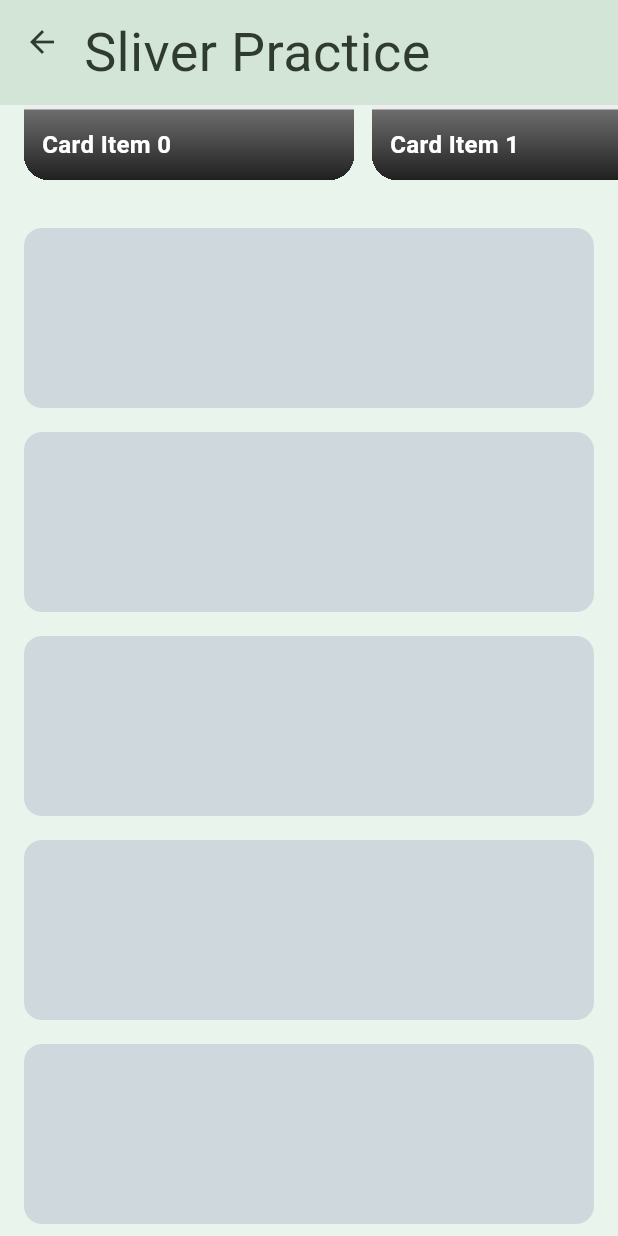
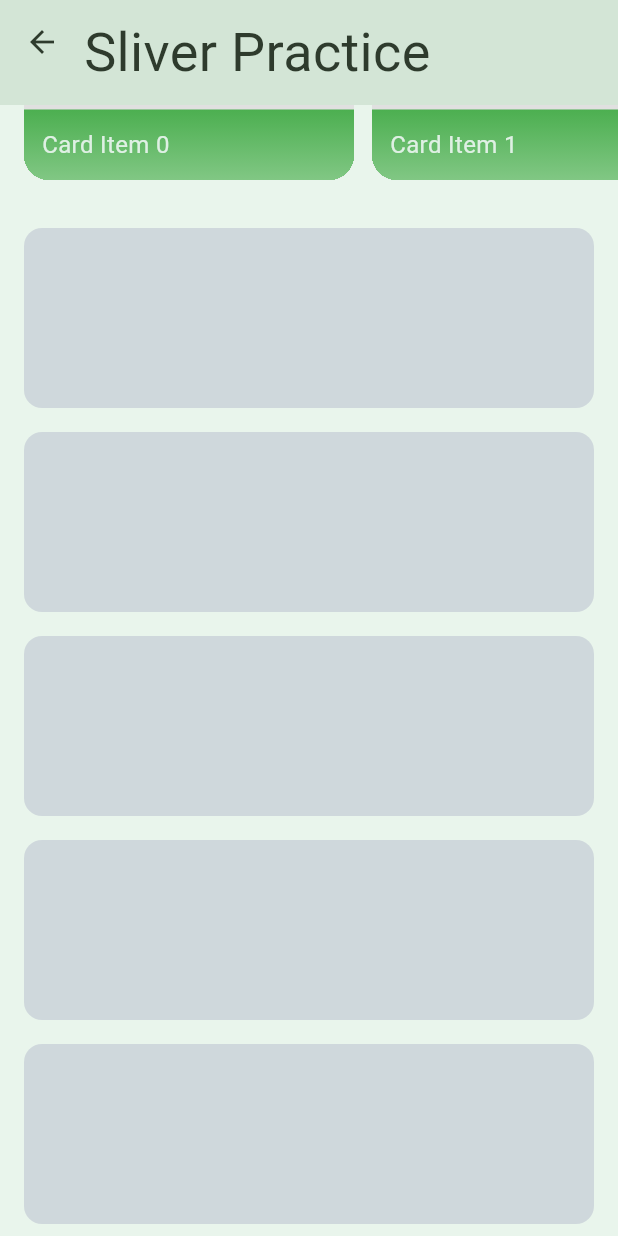
Before and after one commit to jatulya/flutter-learning, a Flutter app: the SliverPracticePage screen opened by its route, scrolled down 313 dp, on a phone screen of 412 x 824 dp. Run offline on Flutter 3.47's test engine with Material 3 defaults, Android fonts, the phone set to English and light mode, and no system bars; network calls fail.

Commit message:
fix: pr review comments

```diff
--- a/practice_flutter/lib/app/common/constants/theme/app_colors.dart
+++ b/practice_flutter/lib/app/common/constants/theme/app_colors.dart
@@ -18,4 +18,8 @@ class AppColors {
   static const Color darkTextPrimary = Color(0xFFE0F2E9);
   static const Color darkTextSecondary = Color(0xFFB2C8B8);
   static const Color darkShadow = Color(0x661C2A20); // 40% opacity
+
+  static const Color grey = Color(0xFF9E9E9E);
+  static const Color grey200 = Color(0xFFE0E0E0);
+
 }
--- a/practice_flutter/lib/app/common/constants/theme/app_spacing.dart
+++ b/practice_flutter/lib/app/common/constants/theme/app_spacing.dart
@@ -1,11 +1,14 @@
 import 'package:flutter/widgets.dart';
 
 class AppSpacing {
-  static const double xs = 4.0;
-  static const double sm = 8.0;
-  static const double md = 16.0;
-  static const double lg = 24.0;
-  static const double xl = 32.0;
+  static const double spacing4 = 4.0;
+  static const double spacing8 = 8.0;
+  static const double spacing12 = 12.0;
+  static const double spacing16 = 16.0;
+  static const double spacing24 = 24.0;
+  static const double spacing32 = 32.0;
+  static const double spacing40 = 40.0;
+  static const double spacing56 = 56.0;
 
-  static const EdgeInsets screenPadding = EdgeInsets.all(md);
+  static const EdgeInsets screenPadding = EdgeInsets.all(spacing16);
 }
--- a/practice_flutter/lib/app/common/constants/theme/app_text_style.dart
+++ b/practice_flutter/lib/app/common/constants/theme/app_text_style.dart
@@ -45,4 +45,10 @@ class AppTextStyles {
     fontWeight: FontWeight.w400,
     color: AppColors.lightTextPrimary,
   );
+
+  static const TextStyle defaultBody = TextStyle(
+    fontSize: 16,
+    fontWeight: FontWeight.normal,
+    color: AppColors.lightSurface,
+  );
 }
--- a/practice_flutter/lib/app/common/widgets/custom_app_bar.dart
+++ b/practice_flutter/lib/app/common/widgets/custom_app_bar.dart
@@ -14,7 +14,7 @@ class CustomAppBarTitle extends StatelessWidget {
     return SafeArea(
       bottom: false,
       child: Padding(
-        padding: const EdgeInsets.symmetric(horizontal: 56),
+        padding: const EdgeInsets.symmetric(horizontal: AppSpacing.spacing56),
         child: Align(
           alignment: Alignment.centerLeft,
           child: Text(
--- a/practice_flutter/lib/app/common/widgets/image_text_card.dart
+++ b/practice_flutter/lib/app/common/widgets/image_text_card.dart
@@ -1,4 +1,5 @@
 import 'package:flutter/material.dart';
+import 'package:practice_flutter/app/common/exports.dart';
 import 'package:practice_flutter/app/models/scroll_section/card_item.dart';
 
 class ImageTextCard extends StatelessWidget {
@@ -12,7 +13,7 @@ class ImageTextCard extends StatelessWidget {
       width: 220,
       decoration: BoxDecoration(
         borderRadius: BorderRadius.circular(16),
-        color: Colors.grey.shade200,
+        color: AppColors.grey200,
       ),
       clipBehavior: Clip.hardEdge,
       child: Column(
@@ -22,17 +23,17 @@ class ImageTextCard extends StatelessWidget {
           Expanded(
             child: item.imageUrl != null
                 ? Image.network(item.imageUrl ?? '', fit: BoxFit.cover)
-                : Container(color: Colors.grey),
+                : Container(color: AppColors.grey),
           ),
 
           // Text section with gradient background
           Container(
-            padding: const EdgeInsets.all(12),
+            padding: const EdgeInsets.all(AppSpacing.spacing12),
             decoration: const BoxDecoration(
               gradient: LinearGradient(
                 begin: Alignment.topCenter,
                 end: Alignment.bottomCenter,
-                colors: [Colors.black54, Colors.black87],
+                colors: [AppColors.darkAccent, AppColors.darkPrimary],
               ),
             ),
             alignment: Alignment.bottomLeft,
@@ -40,11 +41,7 @@ class ImageTextCard extends StatelessWidget {
               item.textToShow ?? '',
               maxLines: 2,
               overflow: TextOverflow.ellipsis,
-              style: const TextStyle(
-                color: Colors.white,
-                fontSize: 16,
-                fontWeight: FontWeight.w600,
-              ),
+              style: AppTextStyles.defaultBody,
             ),
           ),
         ],
--- a/practice_flutter/lib/app/models/scroll_section/card_item.dart
+++ b/practice_flutter/lib/app/models/scroll_section/card_item.dart
@@ -6,4 +6,14 @@ class CardItem {
     this.imageUrl,
     this.textToShow,
   });
+
+  CardItem copyWith({
+    String? imageUrl,
+    String? textToShow,
+  }) {
+    return CardItem(
+      imageUrl: imageUrl ?? this.imageUrl,
+      textToShow: textToShow ?? this.textToShow,
+    );
+  }
 }
--- a/practice_flutter/lib/app/modules/homescreen.dart
+++ b/practice_flutter/lib/app/modules/homescreen.dart
@@ -19,7 +19,7 @@ class HomeScreen extends StatelessWidget {
         children: [
           // Heading
           Text(AppStrings.home.translate(), style: AppTextStyles.title46),
-          const SizedBox(height: AppSpacing.lg),
+          const SizedBox(height: AppSpacing.spacing24),
           // Button
           Expanded(
             child: ListView.separated(
--- a/practice_flutter/lib/app/modules/page_flip/widgets/dark_page.dart
+++ b/practice_flutter/lib/app/modules/page_flip/widgets/dark_page.dart
@@ -34,10 +34,10 @@ class DarkPage extends StatelessWidget {
                 child: const Icon(
                   Icons.arrow_back,
                   color: AppColors.darkTextPrimary,
-                  size: AppSpacing.lg,
+                  size: AppSpacing.spacing24,
                 ),
               ),
-              const SizedBox(width: AppSpacing.md),
+              const SizedBox(width: AppSpacing.spacing16),
               Expanded(
                 child: Text(
                   AppStrings.pageFlipDarkCardHeading.translate(),
--- a/practice_flutter/lib/app/modules/page_flip/widgets/light_page.dart
+++ b/practice_flutter/lib/app/modules/page_flip/widgets/light_page.dart
@@ -33,10 +33,10 @@ class LightPage extends StatelessWidget {
                 child: const Icon(
                   Icons.arrow_back,
                   color: AppColors.lightTextPrimary,
-                  size: AppSpacing.lg,
+                  size: AppSpacing.spacing24,
                 ),
               ),
-              const SizedBox(width: AppSpacing.md),
+              const SizedBox(width: AppSpacing.spacing16),
               Expanded(
                 child: Text(
                   AppStrings.pageFlipLightCardHeading.translate(),
--- a/practice_flutter/lib/app/modules/slivers/sliver_practice_page.dart
+++ b/practice_flutter/lib/app/modules/slivers/sliver_practice_page.dart
@@ -26,7 +26,7 @@ class SliverPracticePage extends StatelessWidget {
               height: 333,
               child: ListView.separated(
                 scrollDirection: Axis.horizontal,
-                padding: const EdgeInsets.symmetric(horizontal: 16),
+                padding: const EdgeInsets.symmetric(horizontal: AppSpacing.spacing16),
                 itemCount: sliverHorizontalCards.length,
                 itemBuilder: (context, index) {
                   return ImageTextCard(item: sliverHorizontalCards[index]);
```
Also changed, not shown: practice_flutter/lib/app/common/widgets/pushable_button.dart (+4 -4 lines).
